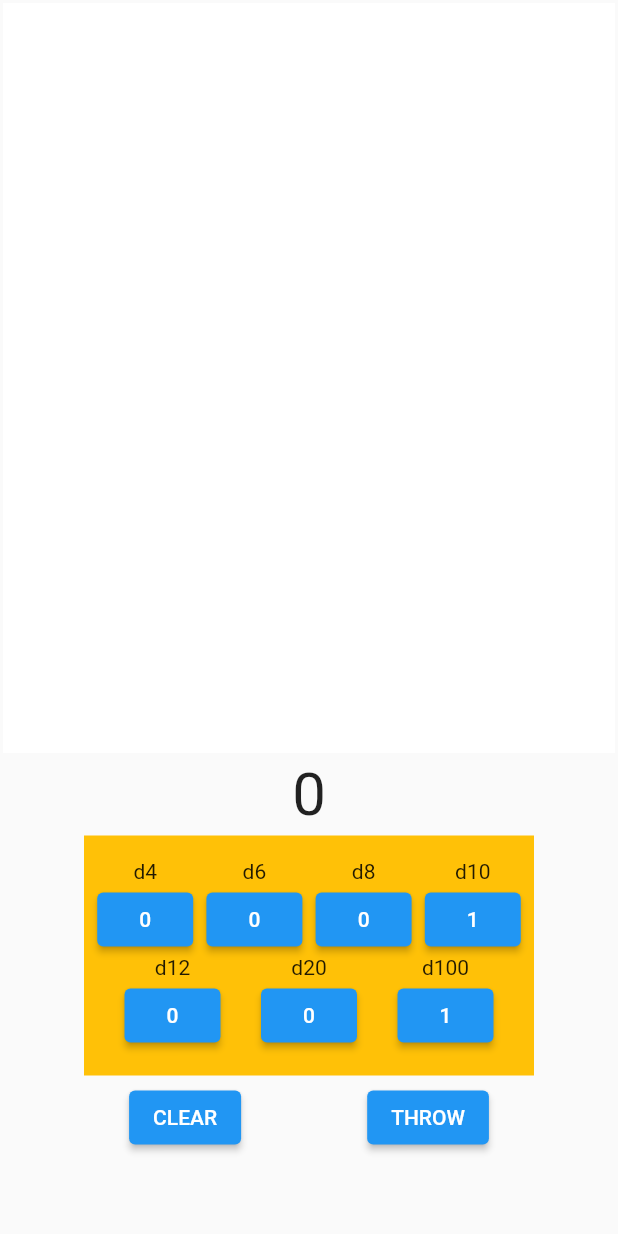
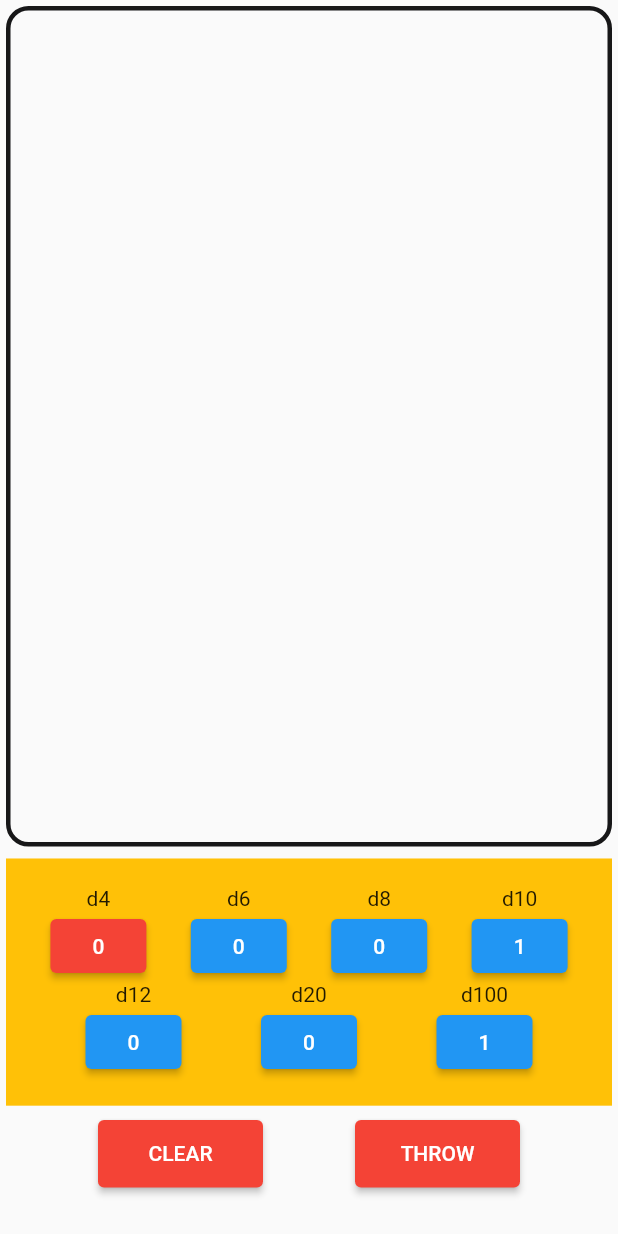
Before and after one commit to UserIOI/mobilkiApp, a Flutter app: the dices screen opened directly, on a phone screen of 412 x 824 dp. Run offline on Flutter 3.47's test engine with Material 2 defaults, Android fonts, the phone set to English and light mode, and no system bars; missing offline and left inert: dice_icons.

Commit message:
Finished dice's for now

```diff
--- a/mobilki_app/lib/dices.dart
+++ b/mobilki_app/lib/dices.dart
@@ -1,6 +1,7 @@
 import 'dart:io';
 import 'dart:math';
 
+import 'package:flutter/gestures.dart';
 import 'package:flutter/material.dart';
 import 'package:mobilki_app/dice.dart';
 
@@ -27,15 +28,8 @@ class _ParentWidgetState extends State<dices> {
   bool checkCollision(List<double> obj1, List<double> obj2) {
     double x1 = obj1[0], y1 = obj1[1];
     double x2 = obj2[0], y2 = obj2[1];
-    double obj1Right = x1 + 70;
-    double obj1Bottom = y1 + 70;
-    double obj2Right = x2 + 70;
-    double obj2Bottom = y2 + 70;
 
-    if (obj1Right >= x2 &&
-        x1 <= obj2Right &&
-        obj1Bottom >= y2 &&
-        y1 <= obj2Bottom) {
+    if ((x1 - x2).abs() < 70 && (y1 - y2).abs() < 70) {
       return true; // Collision detected
     } else {
       return false; // No collision
@@ -55,21 +49,17 @@ class _ParentWidgetState extends State<dices> {
 
   void findCords() {
     Random random = Random();
-    if (cordinates.length == 0) {
-      i = random.nextInt(deviceWidth.toInt() - 70);
-      j = random.nextInt(430);
-      //print("jeden $i $j");
-    } else {
-      while (true) {
-        i = random.nextInt(deviceWidth.toInt() - 70);
-        j = random.nextInt(430);
-        cordinates.add([i.toDouble(), j.toDouble()]);
-        if (!checkAllCollisions(cordinates)) {
-          //print("$i $j");
-          break;
-        } else {
-          cordinates.remove([i, j]);
-        }
+    while (true) {
+      i = random.nextInt((MediaQuery.of(context).size.width - 75).toInt());
+      j = random
+          .nextInt((MediaQuery.of(context).size.height * 0.6 - 75).toInt());
+      cordinates.add([i.toDouble(), j.toDouble()]);
+      if (!checkAllCollisions(cordinates)) {
+        print("$i $j");
+        break;
+      } else {
+        print("removed");
+        cordinates.removeLast();
       }
     }
   }
@@ -77,7 +67,6 @@ class _ParentWidgetState extends State<dices> {
   void throwDices() {
     i = 0;
     j = 0;
-    Random random = Random();
     setState(() {
       _columnChildren.clear();
     });
@@ -213,25 +202,25 @@ class _ParentWidgetState extends State<dices> {
         body: Container(
           child: Column(
             children: [
-              //** To wywalic */
               Container(
-                height: 500,
+                height: MediaQuery.of(context).size.height * 0.68,
                 width: MediaQuery.of(context).size.width,
-                color: Color.fromARGB(255, 255, 255, 255),
+                decoration: BoxDecoration(
+                    borderRadius: BorderRadius.all(Radius.circular(15)),
+                    border: Border.all(
+                        color: Color.fromARGB(255, 23, 23, 24), width: 3)),
                 child: Stack(
                   children: _columnChildren,
                 ),
               ),
-              //** XXXXXXXXXXX */
-              Center(
-                  child: Text(
-                "$wynik",
-                style: TextStyle(fontSize: 40),
-              )),
+              // Text(
+              //   "$wynik",
+              //   style: TextStyle(fontSize: deviceHeight * 0.04),
+              // ),
               Container(
                 color: Colors.amber,
-                height: 160.0,
-                width: 300.0,
+                height: MediaQuery.of(context).size.height * 0.2,
+                width: MediaQuery.of(context).size.width,
                 child: Column(
                   mainAxisAlignment: MainAxisAlignment.center,
                   children: [
@@ -242,6 +231,8 @@ class _ParentWidgetState extends State<dices> {
                           child: Column(children: [
                             Text("d4"),
                             ElevatedButton(
+                              style: ElevatedButton.styleFrom(
+                                  backgroundColor: Colors.red),
                               child: Text('$d4'),
                               onPressed: () {
                                 setState(() {
@@ -338,13 +329,14 @@ class _ParentWidgetState extends State<dices> {
                     ),
                   ],
                 ),
-                //** Dodac unity ???
               ),
               Row(
                 mainAxisAlignment: MainAxisAlignment.spaceEvenly,
                 children: [
-                  //** Rozmiar buttonów oraz wyrzej dać widgety */
                   ElevatedButton(
+                    style: ElevatedButton.styleFrom(
+                        backgroundColor: Colors.red,
+                        minimumSize: Size(110, 45)),
                     onPressed: () {
                       setState(() {
                         clearDices();
@@ -353,6 +345,9 @@ class _ParentWidgetState extends State<dices> {
                     child: const Text('CLEAR'),
                   ),
                   ElevatedButton(
+                    style: ElevatedButton.styleFrom(
+                        backgroundColor: Colors.red,
+                        minimumSize: Size(110, 45)),
                     onPressed: () {
                       setState(() {
                         throwDices();
@@ -364,7 +359,7 @@ class _ParentWidgetState extends State<dices> {
               ),
             ]
                 .map((widget) => Padding(
-                      padding: const EdgeInsets.all(2),
+                      padding: const EdgeInsets.all(4),
                       child: widget,
                     ))
                 .toList(),
```
Also changed, not shown: mobilki_app/lib/dice.dart (+4 -4 lines).
